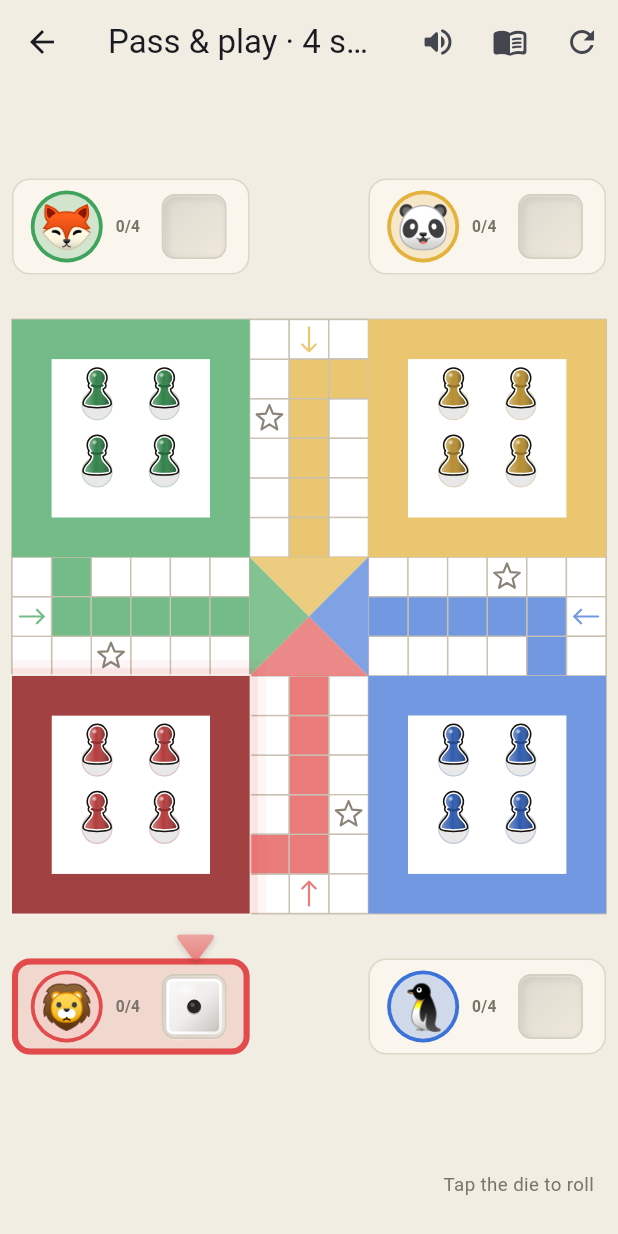
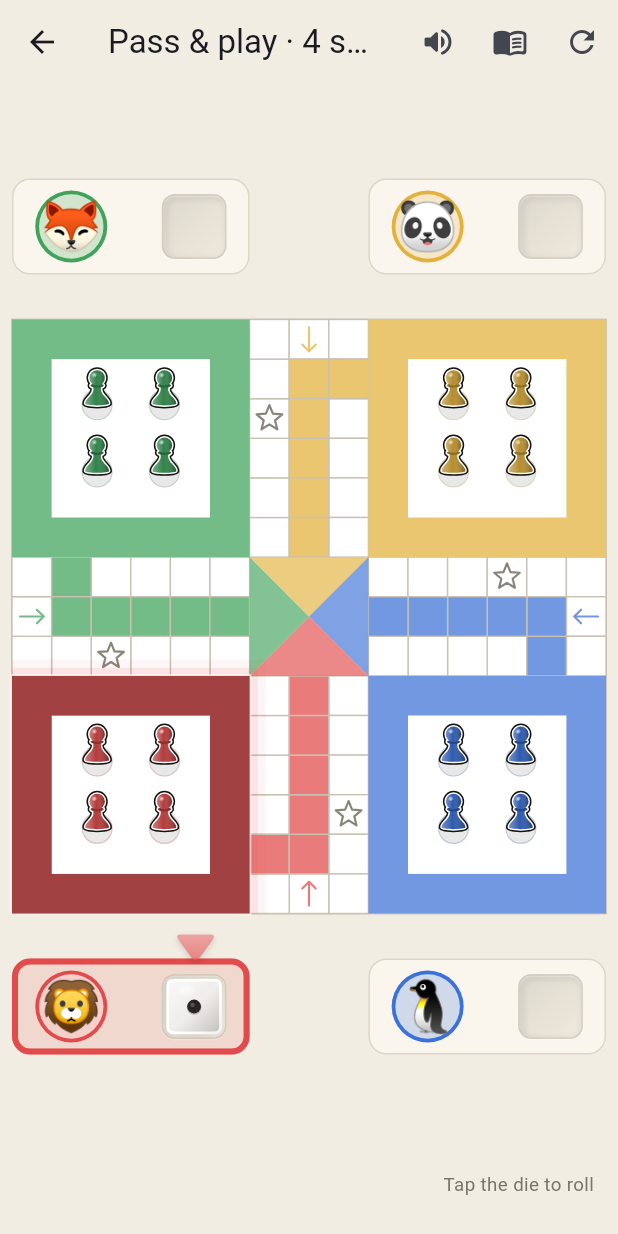
Before and after one commit to QuakeString/ludo, a Flutter app: the SetupScreen screen opened directly, after a tap on "Start game", on a phone screen of 412 x 824 dp. Run offline on Flutter 3.47's test engine with Material 3 defaults, Android fonts, the phone set to English and light mode, and no system bars; our stand-ins replace audioplayers, image_picker, share_plus, shared_preferences; accounts and stored records are empty.

Commit message:
Brighter dark board, plainer seat cards, livelier move rings (#23)
- Dark mode paints the corners at 0.9 strength (was 0.6) and fades empty
  corners less, so the board no longer looks dim and muddy.
- Seat cards drop the chips-home count; the picture gets the room.
- Movable-chip rings keep turning until a chip is moved, and online
  everyone sees which chips the player on turn can move.
- Chat bubbles sit just under the top bar instead of over the room name.


Claude-Session: https://claude.ai/code/session_01TvXxfTvRzjKXatCb4xwpnF

Co-authored-by: Claude <noreply@anthropic.com>

```diff
--- a/app/lib/board/board_painter.dart
+++ b/app/lib/board/board_painter.dart
@@ -613,11 +613,8 @@ class BoardPainter extends CustomPainter {
   Color _armColour(int arm) {
     final colour = palette.painted(colourOfArm(arm, spec.arms));
     if (state.seatArms.contains(arm)) return colour;
-    return Color.lerp(colour, palette.felt, unseatedFade)!;
+    return Color.lerp(colour, palette.felt, palette.unseatedFade)!;
   }
-
-  /// How far an arm nobody is sitting at fades towards the table.
-  static const unseatedFade = 0.55;
 
   // --- chips ---------------------------------------------------------------
 
--- a/app/lib/board/seat_panel.dart
+++ b/app/lib/board/seat_panel.dart
@@ -4,8 +4,8 @@ import '../theme/seat_colors.dart';
 import '../screens/avatars.dart';
 import 'die.dart';
 
-/// One player's place at the table: who they are, how many chips they have
-/// home, and their own spot for the die.
+/// One player's place at the table: who they are and their own spot for the
+/// die.
 ///
 /// Every seat has a die place; only the seat on turn has a die in it. That is
 /// the whole of "the die travels to whoever is next" — no animation needed for
@@ -154,40 +154,23 @@ class SeatPanel extends StatelessWidget {
                       robot: isComputer,
                     ),
                   ),
+                  // Only a team game marks the card, with its side's letter.
+                  // A chips-home count told nobody anything the board does
+                  // not already show.
+                  if (teamLetter != null) ...[
                     SizedBox(width: compact ? 4 : 6),
-                  // Shrunk rather than overflowed, so a narrow card never
-                  // shows an overflow stripe.
                     Flexible(
                       child: FittedBox(
                         fit: BoxFit.scaleDown,
                         alignment: Alignment.centerLeft,
-                      child: Column(
-                        mainAxisSize: MainAxisSize.min,
-                        crossAxisAlignment: CrossAxisAlignment.start,
-                        children: [
-                          if (teamLetter != null) ...[
-                            _TeamBadge(
+                        child: _TeamBadge(
                           letter: teamLetter!,
                           colour: colour,
                           compact: compact,
                         ),
-                            const SizedBox(height: 3),
-                          ],
-                          Text(
-                            '$home/$total',
-                            style: TextStyle(
-                              fontSize: compact ? 11 : 13,
-                              fontWeight: FontWeight.w600,
-                              color: palette.faint,
-                              fontFeatures: const [
-                                FontFeature.tabularFigures(),
-                              ],
                       ),
                     ),
                   ],
-                      ),
-                    ),
-                  ),
                 ],
               ),
             ),
@@ -285,7 +268,7 @@ class SeatPanel extends StatelessWidget {
 /// beside the numbers it is made of, because the layout that sizes panels to
 /// the house they sit over has to know when a house has become too small to
 /// hold one — on a short screen it does.
-double _avatarRadius(bool compact) => compact ? 19 : 24;
+double _avatarRadius(bool compact) => compact ? 21 : 27;
 
 // Padding, picture, gap, gap before the die, die, a little count.
 double minPanelWidth(bool compact) => compact
--- a/app/lib/screens/game_screen.dart
+++ b/app/lib/screens/game_screen.dart
@@ -235,6 +235,15 @@ class _GameScreenState extends State<GameScreen> with TickerProviderStateMixin {
 
   /// Whether this device may act right now. Offline that means any seat a
   /// person is sitting at; online it means your seat and no other.
+  /// The moves whose chips are ringed. Online, everyone at the table sees
+  /// which chips the player on turn can move, not only that player; only
+  /// they can tap one. The computer moves at once, so its are never shown.
+  List<Move> get _shownMoves {
+    if (_myMove) return _legalMoves;
+    if (_session == null || _busy || _state.isOver) return const [];
+    return _legalMoves;
+  }
+
   bool get _myMove {
     if (_busy || _state.isOver) return false;
     final session = _session;
@@ -1077,15 +1086,21 @@ class _GameScreenState extends State<GameScreen> with TickerProviderStateMixin {
   /// frames for minutes on end, and that is where its battery went. Still
   /// rings and a lit house say "your turn" just as well once the eye has
   /// found them; each new position earns them a few more turns.
-  void _setPulse({required bool needed}) {
+  void _setPulse({required bool needed, bool endless = false}) {
     if (!needed) {
       if (_spin.isAnimating) _spin.stop();
       _pulsedFor = null;
       return;
     }
-    if (identical(_pulsedFor, _state)) return;
+    if (identical(_pulsedFor, _state) && (!endless || _spin.isAnimating)) {
+      return;
+    }
     _pulsedFor = _state;
-    _spin.repeat(count: pulseTurns);
+    if (endless) {
+      _spin.repeat();
+    } else {
+      _spin.repeat(count: pulseTurns);
+    }
   }
 
   /// How many times the rings turn for one position before they rest.
@@ -1094,7 +1109,7 @@ class _GameScreenState extends State<GameScreen> with TickerProviderStateMixin {
 
   /// A turning ring over every chip that can move.
   List<Widget> _rings(Size size) {
-    final moves = _myMove ? _legalMoves : const <Move>[];
+    final moves = _shownMoves;
     if (moves.isEmpty) return const [];
 
     final side = math.min(size.width, size.height);
@@ -1234,7 +1249,12 @@ class _GameScreenState extends State<GameScreen> with TickerProviderStateMixin {
     }
     // The rings turn and the house on turn flushes; both are boundaried
     // overlays, so the ticker costs frames for them and never for the board.
-    _setPulse(needed: moves.isNotEmpty || glowSeat != null);
+    _setPulse(
+      needed: _shownMoves.isNotEmpty || glowSeat != null,
+      // Chips waiting to be moved keep turning until one is: a ring that had
+      // stopped looked like the game had frozen. The turn timer bounds it.
+      endless: _shownMoves.isNotEmpty,
+    );
 
     // The keyboard opens over the game rather than squeezing it: only the
     // chat bar rides up on top of it. SafeArea already keeps the bar clear
@@ -1517,15 +1537,15 @@ class _GameScreenState extends State<GameScreen> with TickerProviderStateMixin {
         ),
       ),
     );
-    // Reactions and chat lines float over the top bar rather than the
-    // board's own space, so they never cover the player cards.
+    // Reactions and chat lines float in the gap between the top bar and the
+    // board, covering neither the room name nor the player cards.
     final stage = Stack(
       children: [
         scaffold,
         if (_bubbles.isNotEmpty)
           Positioned(
-            // Up over the top bar, clear of the player cards under it.
-            top: MediaQuery.paddingOf(context).top + 4,
+            // Just under the top bar, so the room name stays readable.
+            top: MediaQuery.paddingOf(context).top + kToolbarHeight + 4,
             left: 0,
             right: 0,
             child: Material(
--- a/app/lib/theme/seat_colors.dart
+++ b/app/lib/theme/seat_colors.dart
@@ -144,6 +144,7 @@ class BoardPalette {
     required this.chipEdge,
     required this.chipDepth,
     this.paintStrength = 1,
+    this.unseatedFade = 0.55,
   });
 
   final Color plate;
@@ -175,6 +176,9 @@ class BoardPalette {
   /// towards the board, which a dark room needs: full-strength corners glare,
   /// and they compete with the chips standing on them.
   final double paintStrength;
+
+  /// How far an arm nobody is sitting at fades towards the table.
+  final double unseatedFade;
 
   /// A seat colour as the board paints it, as against as a chip wears it.
   Color painted(Color seat) =>
@@ -222,7 +226,12 @@ class BoardPalette {
     // Lifted rather than deepened, so the chips are the brightest thing on
     // the board.
     chipDepth: 1.22,
-    paintStrength: 0.6,
+    // Held back only a little: any further and the corners read as mud on
+    // a phone screen.
+    paintStrength: 0.9,
+    // The felt is near black, so an empty corner needs a lighter fade than
+    // in daylight to still read as a colour.
+    unseatedFade: 0.3,
   );
 
   static BoardPalette of(BuildContext context) =>
```
Also changed, not shown: 1 other file. Lines whose indentation alone changed are shown as unchanged.
